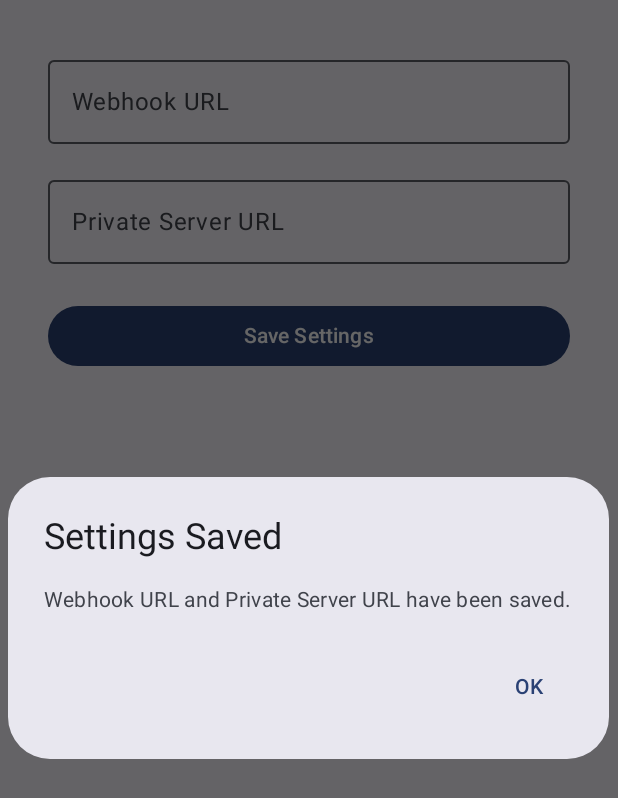
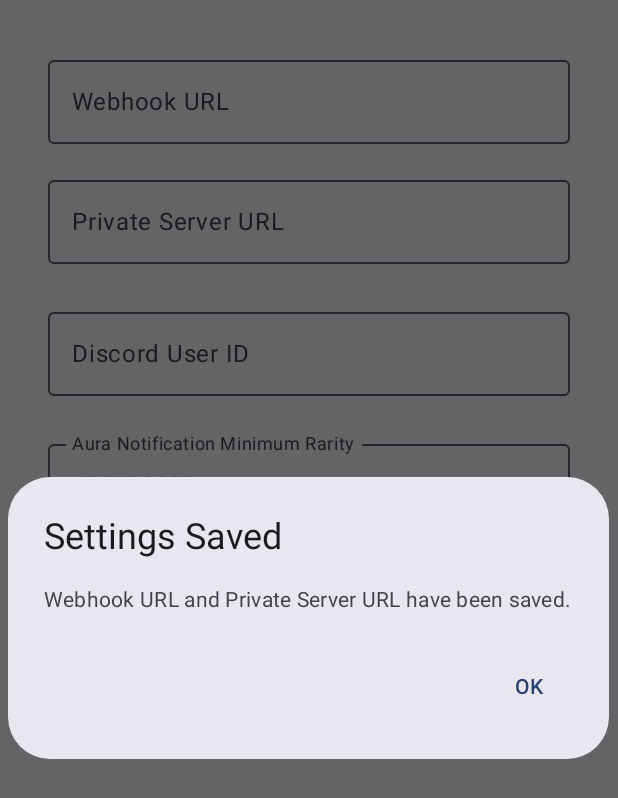
Before and after one commit to TomatoKyou/DroidScope, an Android app built with Jetpack Compose: the composable SettingsScreen shown on its own in the app's theme, after a tap on "Save Settings", on a phone screen of 412 x 824 dp. Shown: the top 798 px of the screen. Run offline under Robolectric (Android 15) with nearby library versions, the phone set to English and light mode, and no system bars; libraries missing offline, so code that uses them is left out: rikka.shizuku; 2 statements that could not run were skipped.

```diff
--- a/app/src/main/java/com/scopedev/droidscope/LogcatService.kt
+++ b/app/src/main/java/com/scopedev/droidscope/LogcatService.kt
@@ -42,6 +42,8 @@ class LogcatService : Service() {
     private var logcatJob: Job? = null
     private var webhookUrl: String = ""
     private var privateServerUrl: String = ""
+    private var discordUserId: String? = null
+    private var auraNotificationMin: Int = 100000000
     private val scope = CoroutineScope(Dispatchers.IO + SupervisorJob())
 
     override fun onCreate() {
@@ -56,11 +58,12 @@ class LogcatService : Service() {
         scope.launch {
             delay(1000) // ← Context準備待ち。100〜300msで十分
             biomeData = loadJsonData("biomes.json")
-            println("biomes.json loaded")
             auraData = loadJsonData("auras.json")
             val prefs = getSharedPreferences("app_config", Context.MODE_PRIVATE)
             webhookUrl = prefs.getString("WEBHOOK_URL", "") ?: ""
             privateServerUrl = prefs.getString("PRIVATE_SERVER_URL", "") ?: ""
+            discordUserId = prefs.getString("DISCORD_USER_ID", "") ?: ""
+            auraNotificationMin = prefs.getInt("AURA_NOTIFICATION_MIN", 100000000)
 
             startLogcatReader()
         }
@@ -112,6 +115,7 @@ class LogcatService : Service() {
     }
 
     private fun startLogcatReader() {
+        logcatJob?.cancel()
         logcatJob = scope.launch { readLogcat() }
     }
 
@@ -198,12 +202,17 @@ class LogcatService : Service() {
                     )
                 )
             }
-            val payload = JSONObject().put("embeds", JSONArray().put(auraEmbed))
+            val payload = JSONObject().apply {
+                if (auraRarity >= auraNotificationMin) {
+                    put("content", "<@$discordUserId>")
+                }
+                put("embeds", JSONArray().put(auraEmbed))
+            }
             sendWebhook(payload)
             lastState = state
         }
 
-        // --- Biome Changed ---
+        // --- Biome Ended ---
         if (biome.isNotEmpty() && biome != lastBiome) {
             val now = Instant.now().epochSecond
             lastBiome?.let {
@@ -218,7 +227,7 @@ class LogcatService : Service() {
                 val endPayload = JSONObject().put("embeds", JSONArray().put(endEmbed))
                 sendWebhook(endPayload)
             }
-            println(biome)
+            // --- Biome Started ---
             val biomeStartColorStr = biomeData?.optJSONObject(biome)?.optString("colour", "#00BFFF") ?: "#FFFFFF"
             val biomeStartColor = biomeStartColorStr.removePrefix("#").toInt(16)
             val biomeStartImage = biomeData?.optJSONObject(biome)?.optString("img_url", "https://images.teepublic.com/derived/production/designs/10267605_0/1589729993/i_p:c_191919,bps_fr,s_630,q_90.jpg") ?: "https://images.teepublic.com/derived/production/designs/10267605_0/1589729993/i_p:c_191919,bps_fr,s_630,q_90.jpg"
--- a/app/src/main/java/com/scopedev/droidscope/MainActivity.kt
+++ b/app/src/main/java/com/scopedev/droidscope/MainActivity.kt
@@ -5,14 +5,21 @@ import android.content.Intent
 import android.os.Bundle
 import android.content.pm.PackageManager
 import androidx.activity.ComponentActivity
+import androidx.activity.compose.BackHandler
 import androidx.activity.compose.setContent
+import androidx.compose.foundation.gestures.detectTapGestures
 import androidx.compose.foundation.layout.*
+import androidx.compose.foundation.rememberScrollState
+import androidx.compose.foundation.verticalScroll
 import androidx.compose.material.icons.Icons
 import androidx.compose.material.icons.filled.Menu
 import androidx.compose.material3.*
 import androidx.compose.runtime.*
 import androidx.compose.ui.Modifier
+import androidx.compose.ui.focus.onFocusChanged
+import androidx.compose.ui.input.pointer.pointerInput
 import androidx.compose.ui.platform.LocalContext
+import androidx.compose.ui.platform.LocalFocusManager
 import androidx.compose.ui.res.stringResource
 import androidx.compose.ui.unit.dp
 import kotlinx.coroutines.launch
@@ -233,10 +240,39 @@ fun MainScreen(
 fun SettingsScreen() {
     val context = LocalContext.current
     val prefs = context.getSharedPreferences("app_config", Context.MODE_PRIVATE)
+    val focusManager = LocalFocusManager.current
+
     var webhookUrl by remember { mutableStateOf(prefs.getString("WEBHOOK_URL", "") ?: "") }
     var privateServerUrl by remember { mutableStateOf(prefs.getString("PRIVATE_SERVER_URL", "") ?: "") }
+    var discordUserId by remember { mutableStateOf(prefs.getString("DISCORD_USER_ID", "") ?: "") }
+    var auraNotificationMin by remember { mutableIntStateOf(prefs.getInt("AURA_NOTIFICATION_MIN", 100000000)) }
 
     var showDialog by remember { mutableStateOf(false) }
+    var isFocused by remember { mutableStateOf(false) } // ← 実際のフォーカス状態
+    var hasInitialized by remember { mutableStateOf(false) } // ← 初期保存防止用
+
+    fun saveSettings() {
+        prefs.edit {
+            putString("WEBHOOK_URL", webhookUrl)
+            putString("PRIVATE_SERVER_URL", privateServerUrl)
+            putString("DISCORD_USER_ID", discordUserId)
+            putInt("AURA_NOTIFICATION_MIN", auraNotificationMin)
+        }
+        showDialog = true
+    }
+
+    // フォーカス解除時のみ自動保存（初期実行は無視）
+    LaunchedEffect(isFocused) {
+        if (hasInitialized && !isFocused) {
+            saveSettings()
+        }
+        hasInitialized = true
+    }
+
+    // 戻るボタンでフォーカス解除
+    BackHandler {
+        focusManager.clearFocus()
+    }
 
     if (showDialog) {
         AlertDialog(
@@ -251,17 +287,31 @@ fun SettingsScreen() {
         )
     }
 
+    // 空白タップでフォーカス解除
+    Box(
+        modifier = Modifier
+            .fillMaxSize()
+            .pointerInput(Unit) {
+                detectTapGestures(onTap = {
+                    focusManager.clearFocus()
+                })
+            }
+    ) {
         Column(
             modifier = Modifier
                 .fillMaxSize()
-            .padding(32.dp),
+                .padding(32.dp)
+                .verticalScroll(rememberScrollState()),
             verticalArrangement = Arrangement.Top
         ) {
             OutlinedTextField(
                 value = webhookUrl,
                 onValueChange = { webhookUrl = it },
                 label = { Text(stringResource(R.string.webhook_url)) },
-            modifier = Modifier.fillMaxWidth()
+                modifier = Modifier
+                    .fillMaxWidth()
+                    .onFocusChanged { isFocused = it.isFocused },
+                singleLine = true
             )
 
             Spacer(Modifier.height(16.dp))
@@ -270,25 +320,50 @@ fun SettingsScreen() {
                 value = privateServerUrl,
                 onValueChange = { privateServerUrl = it },
                 label = { Text(stringResource(R.string.private_server_url)) },
-            modifier = Modifier.fillMaxWidth()
+                modifier = Modifier
+                    .fillMaxWidth()
+                    .onFocusChanged { isFocused = it.isFocused },
+                singleLine = true
+            )
+
+            Spacer(Modifier.height(24.dp))
+
+            OutlinedTextField(
+                value = discordUserId,
+                onValueChange = { discordUserId = it },
+                label = { Text(stringResource(R.string.discord_user_id)) },
+                modifier = Modifier
+                    .fillMaxWidth()
+                    .onFocusChanged { isFocused = it.isFocused },
+                singleLine = true
+            )
+
+            Spacer(Modifier.height(24.dp))
+
+            OutlinedTextField(
+                value = auraNotificationMin.toString(),
+                onValueChange = {
+                    auraNotificationMin = it.filter { c -> c.isDigit() }.toIntOrNull() ?: 0
+                },
+                label = { Text(stringResource(R.string.aura_notification_min)) },
+                modifier = Modifier
+                    .fillMaxWidth()
+                    .onFocusChanged { isFocused = it.isFocused },
+                singleLine = true
             )
 
             Spacer(Modifier.height(24.dp))
 
             Button(
-            onClick = {
-                prefs.edit {
-                    putString("WEBHOOK_URL", webhookUrl)
-                        .putString("PRIVATE_SERVER_URL", privateServerUrl)
-                }
-                showDialog = true
-            },
+                onClick = { saveSettings() },
                 modifier = Modifier.fillMaxWidth()
             ) {
                 Text(stringResource(R.string.save_settings))
             }
         }
     }
+}
+
 
 fun checkShizukuPermission(context: Context, code: Int): Boolean {
     if(context.checkSelfPermission("android.permission.READ_LOGS") == PackageManager.PERMISSION_GRANTED){
--- a/app/src/main/res/values/strings.xml
+++ b/app/src/main/res/values/strings.xml
@@ -30,5 +30,7 @@
 
     <!-- Settings -->
     <string name="webhook_url">Webhook URL</string>
+    <string name="discord_user_id">Discord User ID</string>
+    <string name="aura_notification_min">Aura Notification Minimum Rarity</string>
     <string name="private_server_url">Private Server URL</string>
 </resources>
```
Also changed, not shown: 2 other files. Lines whose indentation alone changed are shown as unchanged.
